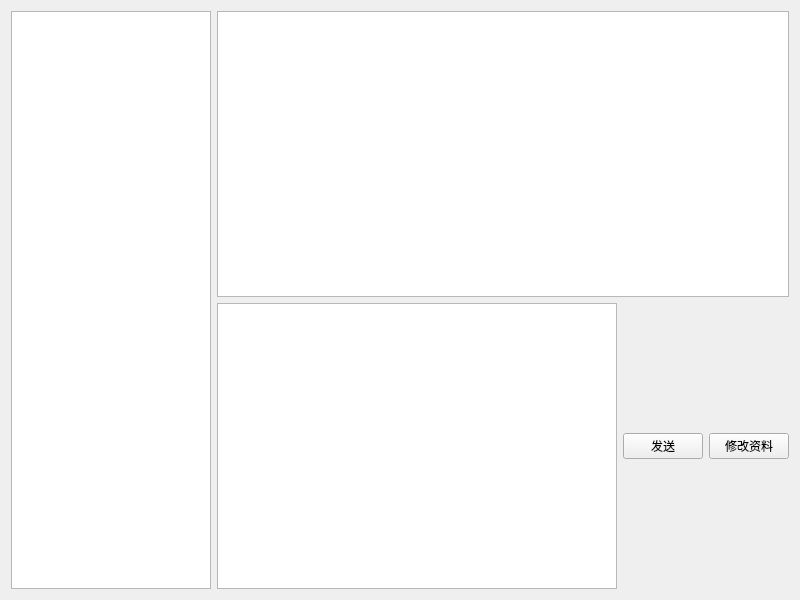
Qt form ChatClient/chatwindow.ui (wang-shi-ya/myChatRoom) before a commit.
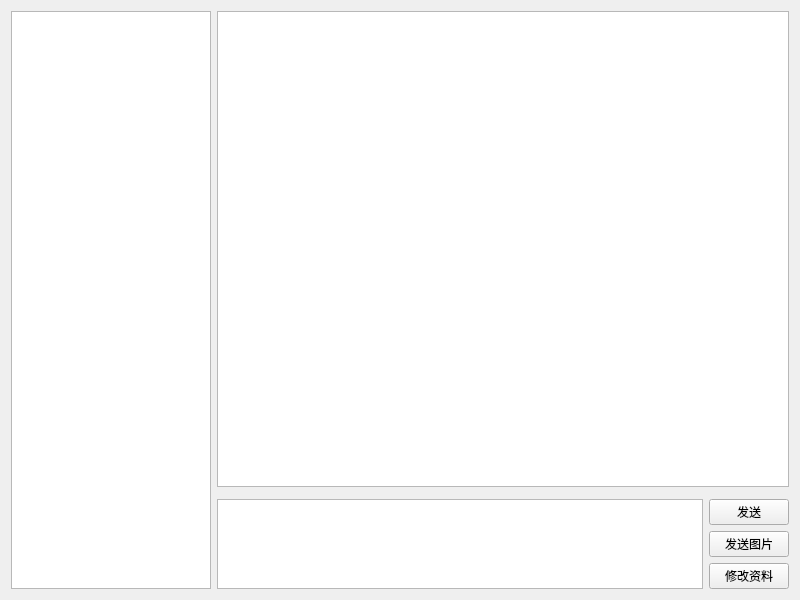
The same form after that commit.

Commit message: 添加发送图片功能，图片允许点击放大

```diff
--- a/ChatClient/chatwindow.ui
+++ b/ChatClient/chatwindow.ui
@@ -13,8 +13,29 @@
   <property name="windowTitle">
    <string>chatroom</string>
   </property>
-  <layout class="QHBoxLayout" name="horizontalLayout">
-   <item>
+  <layout class="QGridLayout" name="gridLayout">
+   <item row="2" column="2">
+    <widget class="QPushButton" name="sendButton">
+     <property name="text">
+      <string>发送</string>
+     </property>
+    </widget>
+   </item>
+   <item row="3" column="2">
+    <widget class="QPushButton" name="sendImageButton">
+     <property name="text">
+      <string>发送图片</string>
+     </property>
+    </widget>
+   </item>
+   <item row="0" column="1" colspan="2">
+    <widget class="QTextBrowser" name="chatView">
+     <property name="openExternalLinks">
+      <bool>true</bool>
+     </property>
+    </widget>
+   </item>
+   <item row="0" column="0" rowspan="5">
     <widget class="QListWidget" name="onlineList">
      <property name="maximumSize">
       <size>
@@ -24,40 +45,15 @@
      </property>
     </widget>
    </item>
-   <item>
-    <layout class="QVBoxLayout" name="leftLayout"/>
+   <item row="2" column="1" rowspan="3">
+    <widget class="QTextEdit" name="messageEdit"/>
    </item>
-   <item>
-    <layout class="QVBoxLayout" name="verticalLayout">
-     <item>
-      <widget class="QTextBrowser" name="chatView">
-       <property name="openExternalLinks">
-        <bool>true</bool>
-       </property>
-      </widget>
-     </item>
-     <item>
-      <layout class="QHBoxLayout" name="horizontalLayout_2">
-       <item>
-        <widget class="QTextEdit" name="messageEdit"/>
-       </item>
-       <item>
-        <widget class="QPushButton" name="sendButton">
-         <property name="text">
-          <string>发送</string>
-         </property>
-        </widget>
-       </item>
-       <item>
-        <widget class="QPushButton" name="editProfileButton">
-         <property name="text">
-          <string>修改资料</string>
-         </property>
-        </widget>
-       </item>
-      </layout>
-     </item>
-    </layout>
+   <item row="4" column="2">
+    <widget class="QPushButton" name="editProfileButton">
+     <property name="text">
+      <string>修改资料</string>
+     </property>
+    </widget>
    </item>
   </layout>
  </widget>
```
The commit also changes 194 other files.
